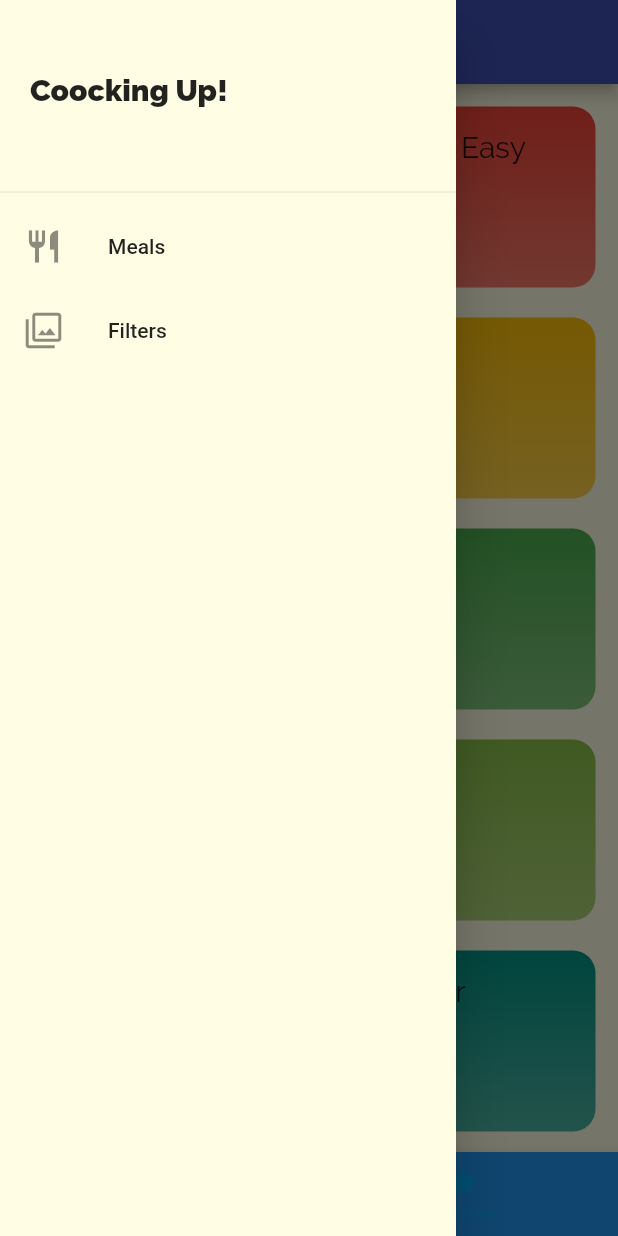
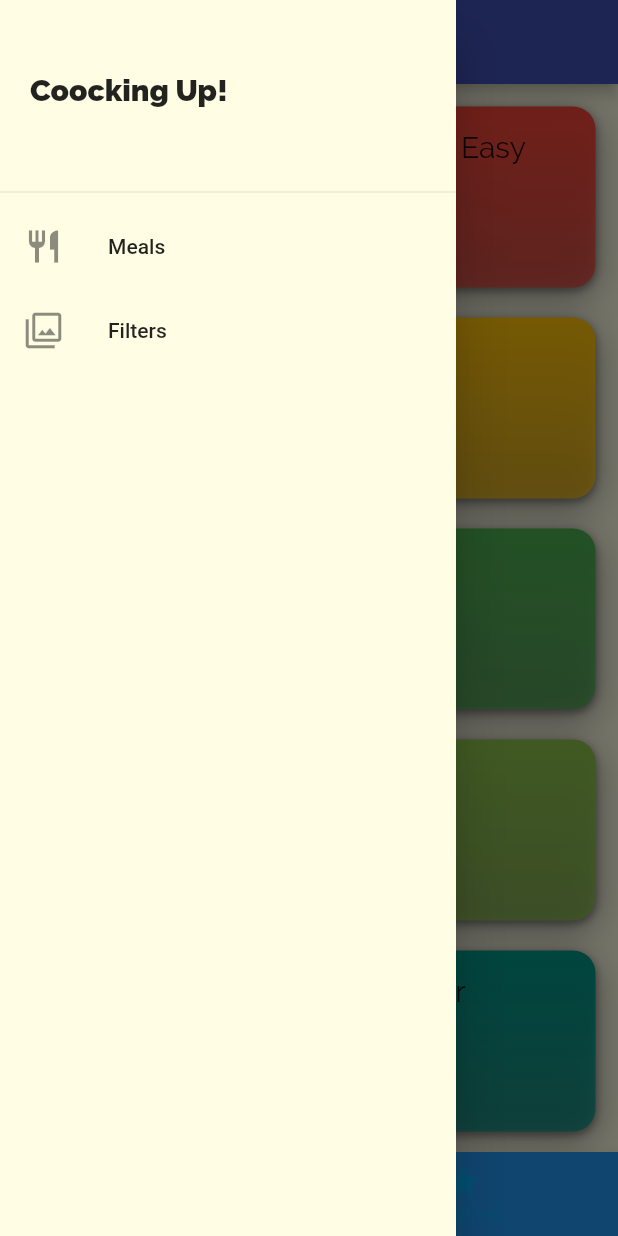
Before and after one commit to andyfisher37/cooking_book, a Flutter app: the screen it shows after launch, with the side drawer open, on a phone screen of 412 x 824 dp. Run offline on Flutter 3.47's test engine with Material 2 defaults, Android fonts, the phone set to English and light mode, and no system bars; Roboto replaces fonts that are missing (RobotoCondenced).

Commit message:
Tuesday_22:53

```diff
--- a/lib/models/meal.dart
+++ b/lib/models/meal.dart
@@ -1,5 +1,3 @@
-import 'package:flutter/foundation.dart';
-
 enum Complexity {
   Simple,
   Challenging,
--- a/lib/screens/favorites_screen.dart
+++ b/lib/screens/favorites_screen.dart
@@ -5,6 +5,6 @@ class FavoritesScreen extends StatelessWidget {
 
   @override
   Widget build(BuildContext context) {
-    return Center(child: Text('text'));
+    return const Center(child: Text('text'));
   }
 }
--- a/lib/widgets/category_item.dart
+++ b/lib/widgets/category_item.dart
@@ -23,6 +23,18 @@ class CategoryItem extends StatelessWidget {
       child: Container(
         padding: const EdgeInsets.all(15),
         decoration: BoxDecoration(
+            boxShadow: const <BoxShadow>[
+              BoxShadow(
+                color: Color.fromARGB(204, 122, 122, 122),
+                offset: Offset(0, 2),
+                blurRadius: 4,
+              ),
+              BoxShadow(
+                color: Color.fromARGB(128, 61, 61, 61),
+                offset: Offset(0, 6),
+                blurRadius: 20,
+              ),
+            ],
             gradient: LinearGradient(
                 colors: [color.withOpacity(0.7), color],
                 begin: Alignment.bottomCenter,
--- a/lib/widgets/main_drawer.dart
+++ b/lib/widgets/main_drawer.dart
@@ -34,9 +34,9 @@ class MainDrawer extends StatelessWidget {
           ),
           const Divider(),
           buildListTile('Meals', Icons.restaurant,
-              () => Navigator.of(context).pushNamed('/')),
+              () => Navigator.of(context).pushReplacementNamed('/')),
           buildListTile('Filters', Icons.filter,
-              () => Navigator.of(context).pushNamed('/filters')),
+              () => Navigator.of(context).pushReplacementNamed('/filters')),
         ],
       ),
     );
```
Also changed, not shown: lib/screens/category_item_screen.dart (+40 -19 lines), lib/screens/filters_screen.dart (+7 -2 lines), lib/screens/meal_detail_screen.dart (+12 -4 lines), lib/widgets/meal_item.dart (+9 -3 lines).
